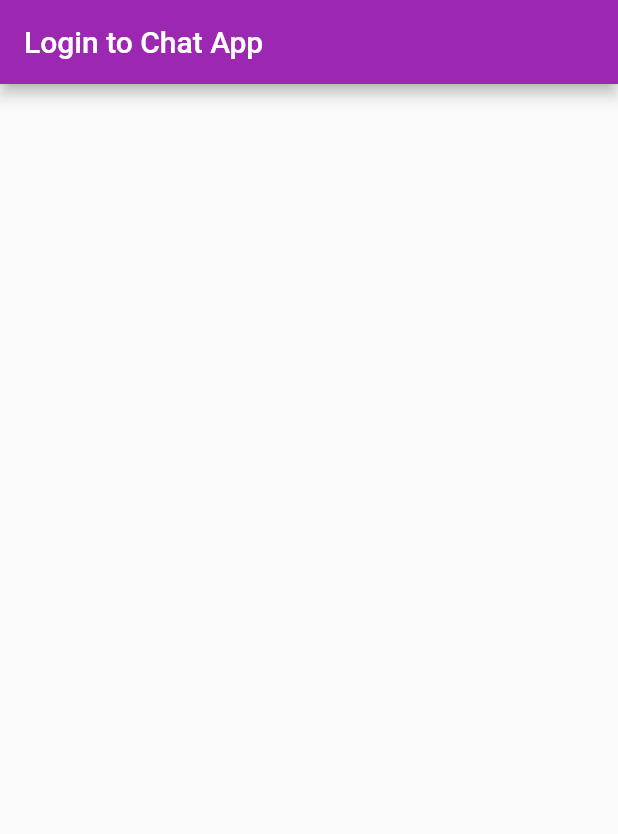
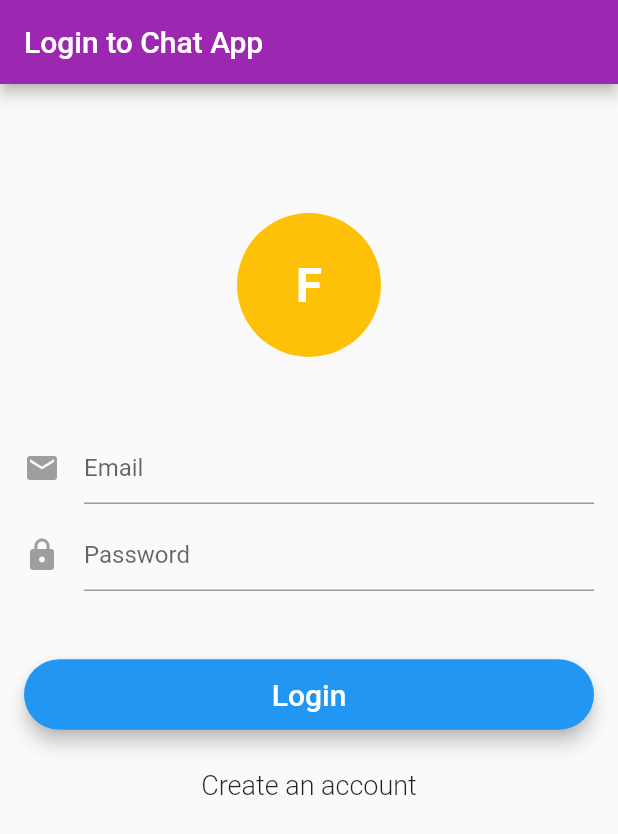
Before and after one commit to cakasuma/flutter-chat-firebase, a Flutter app: the screen it shows after launch, on a phone screen of 412 x 824 dp. Shown: the top 834 px of the screen. Run offline on Flutter 3.47's test engine with Material 2 defaults, Android fonts, the phone set to English and light mode, and no system bars.

Commit message:
get new look login

```diff
--- a/lib/main.dart
+++ b/lib/main.dart
@@ -4,7 +4,6 @@ import 'package:flutter/cupertino.dart';
 
 import 'pages/home.dart';
 import 'pages/login.dart';
-import 'pages/signup.dart';
 
 final ThemeData kIOSTheme = ThemeData(
   primarySwatch: Colors.orange,
@@ -31,7 +30,6 @@ class ChatApp extends StatelessWidget {
         home: LoginPage(),
         routes: <String, WidgetBuilder> {
           '/login': (BuildContext context) => ChatApp(),
-          '/signup': (BuildContext context) => SignupPage(),
           '/home': (BuildContext context) => ChatScreen()
         },
         );
--- a/lib/pages/login.dart
+++ b/lib/pages/login.dart
@@ -1,4 +1,6 @@
 import 'package:flutter/material.dart';
+
+enum FormMode { LOGIN, SIGNUP }
 
 class LoginPage extends StatefulWidget {
   @override
@@ -6,8 +8,54 @@ class LoginPage extends StatefulWidget {
 }
 
 class _LoginPageState extends State<LoginPage> {
+  final _formKey = new GlobalKey<FormState>();
+  bool _isIos;
+  bool _isLoading;
+  String _email;
+  String _password;
+  String _errorMessage;
+  FormMode _formMode = FormMode.LOGIN;
 
-  bool _isLoading;
+  Widget _showEmailInput() {
+    return Padding(
+      padding: EdgeInsets.only(top: 50),
+      child: TextFormField(
+        maxLines: 1,
+        keyboardType: TextInputType.emailAddress,
+        autofocus: false,
+        decoration: InputDecoration(
+          hintText: 'Email',
+          icon: Icon(
+            Icons.mail,
+            color: Colors.grey,
+          ),
+        ),
+        validator: (value) => value.isEmpty ? 'Email can\'t be empty' : null,
+        onSaved: (value) => _email = value,
+      ),
+    );
+  }
+
+  Widget _showPasswordInput() {
+    return Padding(
+      padding: EdgeInsets.only(top: 10),
+      child: TextFormField(
+        maxLines: 1,
+        keyboardType: TextInputType.emailAddress,
+        autofocus: false,
+        obscureText: true,
+        decoration: InputDecoration(
+          hintText: 'Password',
+          icon: Icon(
+            Icons.lock,
+            color: Colors.grey,
+          ),
+        ),
+        validator: (value) => value.isEmpty ? 'Password can\'t be empty' : null,
+        onSaved: (value) => _password = value,
+      ),
+    );
+  }
 
   Widget _showLogo() {
     return Hero(
@@ -15,9 +63,13 @@ class _LoginPageState extends State<LoginPage> {
       child: Padding(
         padding: EdgeInsets.only(top: 70),
         child: CircleAvatar(
-          backgroundColor: Colors.lightBlue,
+          backgroundColor: Colors.amber,
           radius: 48,
-          child: Text('F'),
+          child: Text(
+            'F',
+            style: TextStyle(
+                fontSize: 32, fontWeight: FontWeight.bold, color: Colors.white),
+          ),
         ),
       ),
     );
@@ -25,9 +77,7 @@ class _LoginPageState extends State<LoginPage> {
 
   Widget _showCircularProgress() {
     if (_isLoading) {
-      return Center(
-        child: CircularProgressIndicator()
-      );
+      return Center(child: CircularProgressIndicator());
     } else {
       return Container(
         height: 0,
@@ -36,18 +86,119 @@ class _LoginPageState extends State<LoginPage> {
     }
   }
 
+  Widget _showPrimaryButton() {
+    return Container(
+      margin: EdgeInsets.only(top: 45),
+      child: RaisedButton(
+        padding: EdgeInsets.all(12),
+        elevation: 5,
+        shape: new RoundedRectangleBorder(
+            borderRadius: new BorderRadius.circular(30.0)),
+        color: Colors.blue,
+        child: _formMode == FormMode.LOGIN
+            ? Text('Login', style: TextStyle(fontSize: 20, color: Colors.white))
+            : Text(
+                'Create Account',
+                style: TextStyle(fontSize: 20, color: Colors.white),
+              ),
+        onPressed: _validateAndSubmit,
+      ),
+    );
+  }
+
+  Widget _showSecondaryButton() {
+    return Container(
+      margin: EdgeInsets.only(top: 10),
+      child: FlatButton(
+        padding: EdgeInsets.all(16),
+        child: _formMode == FormMode.LOGIN
+            ? Text(
+                'Create an account',
+                style: TextStyle(fontSize: 18, fontWeight: FontWeight.w300),
+              )
+            : Text(
+                'Have an account',
+                style: TextStyle(fontSize: 18, fontWeight: FontWeight.w300),
+              ),
+        onPressed: _formMode == FormMode.LOGIN
+            ? _changeFormToSignup
+            : _changeFormToLogin,
+      ),
+    );
+  }
+
+  Widget _showErrorMessage() {
+    if (_errorMessage.length > 0 && _errorMessage != null) {
+      return Text(
+        _errorMessage,
+        style: TextStyle(
+            fontSize: 13,
+            color: Colors.red,
+            height: 1,
+            fontWeight: FontWeight.w300),
+      );
+    } else {
+      return Container(
+        height: 0,
+      );
+    }
+  }
+
+  Widget _showBody() {
+    return Container(
+      padding: EdgeInsets.all(16),
+      child: Form(
+        key: _formKey,
+        child: ListView(
+          shrinkWrap: true,
+          children: <Widget>[
+            _showLogo(),
+            _showEmailInput(),
+            _showPasswordInput(),
+            _showPrimaryButton(),
+            _showSecondaryButton(),
+            _showErrorMessage()
+          ],
+        ),
+      ),
+    );
+  }
+
   @override
   Widget build(BuildContext context) {
-    final _isIos = Theme.of(context).platform == TargetPlatform.iOS;
+    _isIos = Theme.of(context).platform == TargetPlatform.iOS;
+
     return Scaffold(
-      appBar: AppBar(
-        title: Text('Login to Chat App'),
-      ),
-      body: Stack(
-        children: <Widget>[
+        appBar: AppBar(
+          title: Text('Login to Chat App'),
+        ),
+        body: Stack(
+          children: <Widget>[_showBody(), _showCircularProgress()],
+        ));
+  }
 
-        ],
-      )
-    );
+  @override
+  void initState() {
+    _errorMessage = "";
+    _isLoading = false;
+    super.initState();
   }
+
+  void _changeFormToSignup() {
+    _formKey.currentState.reset();
+    _errorMessage = "";
+    setState(() {
+      _formMode = FormMode.SIGNUP;
+    });
+  }
+
+  void _changeFormToLogin() {
+    _formKey.currentState.reset();
+    _errorMessage = "";
+    setState(() {
+      _formMode = FormMode.LOGIN;
+    });
+  }
+
+  void _validateAndSubmit() {}
 }
--- a/lib/pages/signup.dart
+++ /dev/null
@@ -1,38 +0,0 @@
-import 'package:flutter/material.dart';
-
-class SignupPage extends StatefulWidget {
-  @override
-  _SignupPageState createState() => _SignupPageState();
-}
-
-class _SignupPageState extends State<SignupPage> {
-  @override
-  Widget build(BuildContext context) {
-    return Scaffold(
-      appBar: AppBar(
-        title: Text('Signup to Chat App'),
-      ),
-      body: Container(
-        margin: EdgeInsets.all(8),
-        child: Row(
-          children: <Widget>[
-            RaisedButton(
-              child: Text('back'),
-              onPressed: () {
-                Navigator.of(context).pushNamed('/login');
-              },
-              color: Colors.blue,
-            ),
-            RaisedButton(
-              child: Text('go home'),
-              onPressed: () {
-                Navigator.of(context).pushNamed('/home');
-              },
-              color: Colors.blue,
-            ),
-          ],
-        ),
-      ),
-    );
-  }
-}
--- a/pubspec.yaml
+++ b/pubspec.yaml
@@ -17,6 +17,7 @@ environment:
   sdk: ">=2.1.0 <3.0.0"
 
 dependencies:
+  firebase_auth: ^0.6.6
   flutter:
     sdk: flutter
 
```
Also changed, not shown: pubspec.lock, 7 other files.
